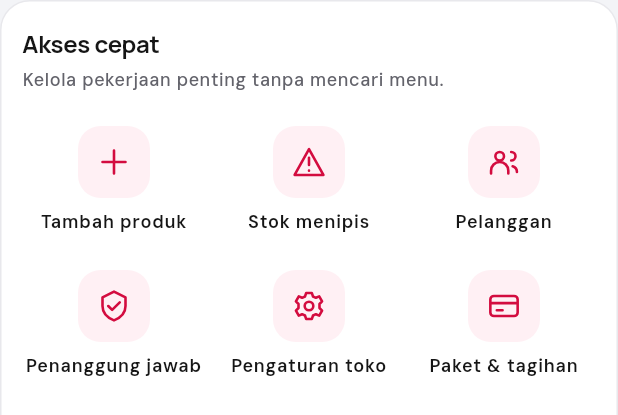
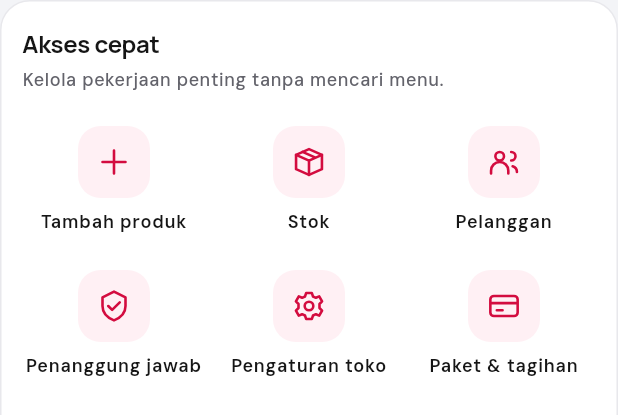
Before and after one commit to khoirulzz/seller-center, a Flutter app: the SellerQuickActions widget shown alone on an empty page, opened directly with empty values, on a phone screen of 412 x 824 dp. Shown: the top 415 px of the screen. Run offline on Flutter 3.47's test engine with Material 3 defaults, Android fonts, the phone set to English and light mode, and no system bars; our stand-ins replace flutter_secure_storage, flutter_svg, go_router, image_picker, share_plus, shared_preferences; missing offline and left inert: shorebird_code_push; accounts and stored records are empty.

Commit message:
style(home): shorten stock shortcut label to Stok

```diff
--- a/lib/ui/features/home/seller_quick_actions.dart
+++ b/lib/ui/features/home/seller_quick_actions.dart
@@ -17,7 +17,7 @@ class SellerQuickActions extends StatelessWidget {
       if (role.canManageCatalog)
         (label: 'Tambah produk', icon: 'plus', path: '/produk/editor', tab: false),
       if (role.canManageCatalog)
-        (label: 'Stok menipis', icon: 'alert', path: '/produk?tab=stock', tab: true),
+        (label: 'Stok', icon: 'box', path: '/produk?tab=stock', tab: true),
       if (role.canViewCustomersAndAnalytics)
         (label: 'Pelanggan', icon: 'users', path: '/toko/customers', tab: false),
       if (role.canManageSettings)
```
